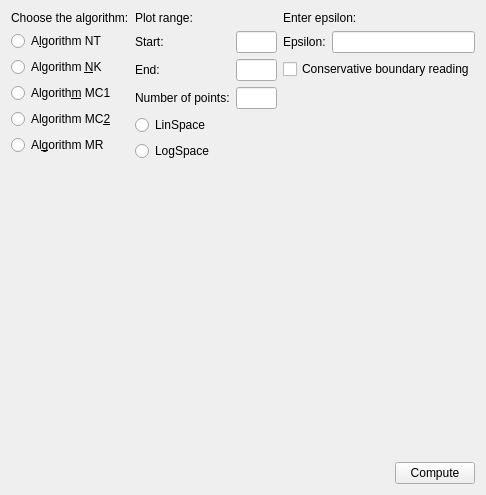
Above: src/gui/loopshaping/loop_shaping_form.ui from Isaac-Martinez-Forte/QFTbx before the change. Below: the same form after it.
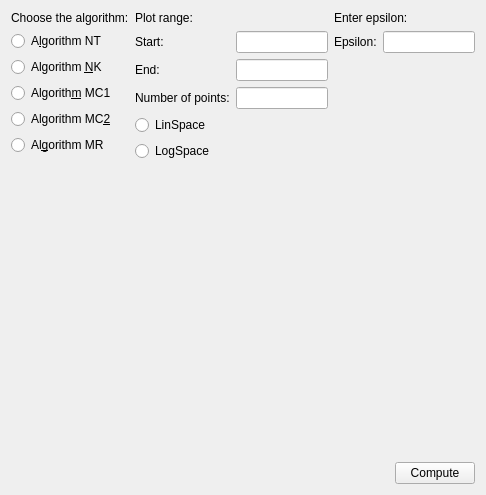
That is the form after the change.

The edit to the form file:
```diff
--- a/src/gui/loopshaping/loop_shaping_form.ui
+++ b/src/gui/loopshaping/loop_shaping_form.ui
@@ -264,16 +264,6 @@
        </item>
       </layout>
      </item>
-     <item>
-      <widget class="QCheckBox" name="conservativeColumnsCheck">
-       <property name="toolTip">
-        <string>Judge every point and box by both boundary columns around its phase instead of the nearest one. Removes the small permissive error of the phase grid; the searches without a best-gain bound become much slower.</string>
-       </property>
-       <property name="text">
-        <string>Conservative boundary reading</string>
-       </property>
-      </widget>
-     </item>
      <item>
       <spacer name="bottomSpacer">
        <property name="orientation">
```
